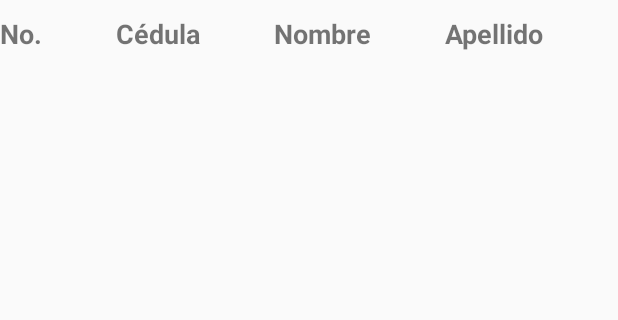
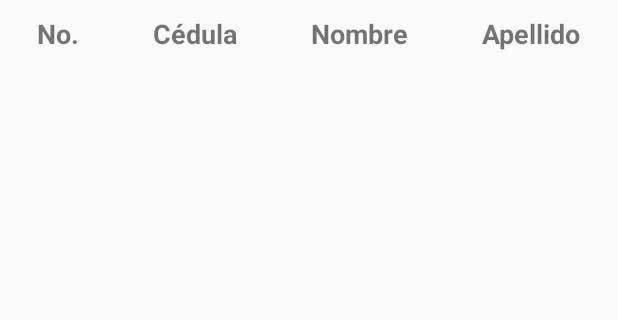
Before and after one commit to Jdrew92/Personas, an Android app: the ListPeople screen opened directly, with no data from a screen before it, on a phone screen of 412 x 824 dp, the part 133-453 px from its top. Run offline under Robolectric (Android 15) with nearby library versions, the phone set to English and light mode, and no system bars.

```diff
--- a/app/src/main/java/com/example/personas/CreatePerson.java
+++ b/app/src/main/java/com/example/personas/CreatePerson.java
@@ -71,8 +71,6 @@ public class CreatePerson extends AppCompatActivity {
             lastName.requestFocus();
             return false;
         }
-        else{
-            return true;
-        }
+        return true;
     }
 }
--- a/app/src/main/res/layout/activity_list_people.xml
+++ b/app/src/main/res/layout/activity_list_people.xml
@@ -26,12 +26,14 @@
         <TableRow
             android:id="@+id/trPerson"
             android:layout_width="match_parent"
-            android:layout_height="match_parent">
+            android:layout_height="match_parent"
+            android:gravity="center">
 
             <TextView
                 android:id="@+id/lblNumber"
                 android:layout_width="wrap_content"
                 android:layout_height="wrap_content"
+                android:gravity="center"
                 android:text="@string/number"
                 android:textSize="18sp"
                 android:textStyle="bold" />
@@ -40,6 +42,7 @@
                 android:id="@+id/lblDNI"
                 android:layout_width="wrap_content"
                 android:layout_height="wrap_content"
+                android:gravity="center"
                 android:text="@string/dni"
                 android:textSize="18sp"
                 android:textStyle="bold" />
@@ -48,6 +51,7 @@
                 android:id="@+id/lblFirstName"
                 android:layout_width="wrap_content"
                 android:layout_height="wrap_content"
+                android:gravity="center"
                 android:text="@string/first_name"
                 android:textSize="18sp"
                 android:textStyle="bold" />
@@ -56,6 +60,7 @@
                 android:id="@+id/lblLastName"
                 android:layout_width="wrap_content"
                 android:layout_height="wrap_content"
+                android:gravity="center"
                 android:text="@string/last_name"
                 android:textSize="18sp"
                 android:textStyle="bold" />
--- a/app/src/main/res/values/strings.xml
+++ b/app/src/main/res/values/strings.xml
@@ -15,7 +15,7 @@
         <item>@string/list</item>
     </string-array>
     <string name="toast_person">Persona Guardada Exitosamente</string>
-    <string name="empty_dni">Ingrese la cédula</string>
-    <string name="empty_fname">Ingrese el nombre</string>
-    <string name="empty_lname">Ingrese el apellido</string>
+    <string name="empty_dni">Digite la cédula</string>
+    <string name="empty_fname">Digite el nombre</string>
+    <string name="empty_lname">Digite el apellido</string>
 </resources>
```
Also changed, not shown: app/src/main/java/com/example/personas/ListPeople.java (+41 -0 lines).
